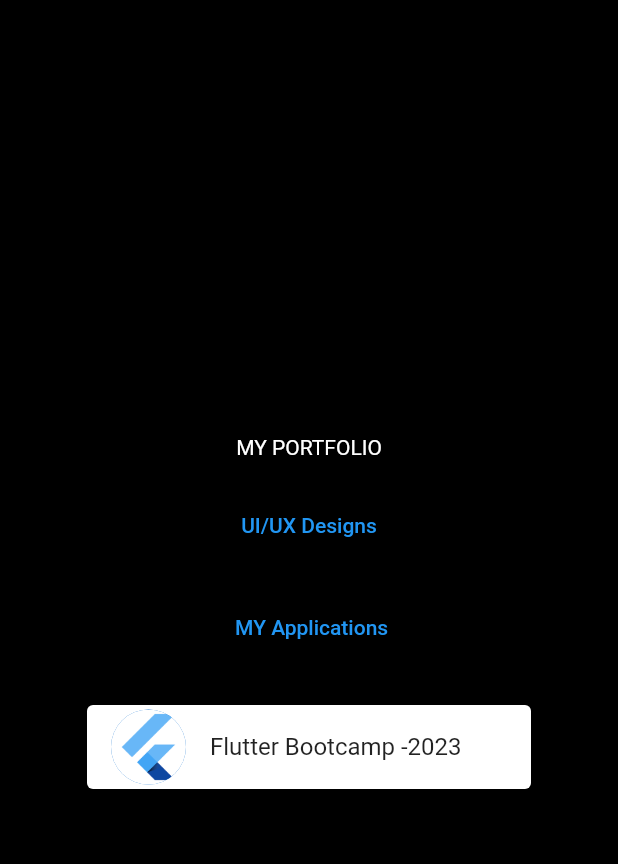
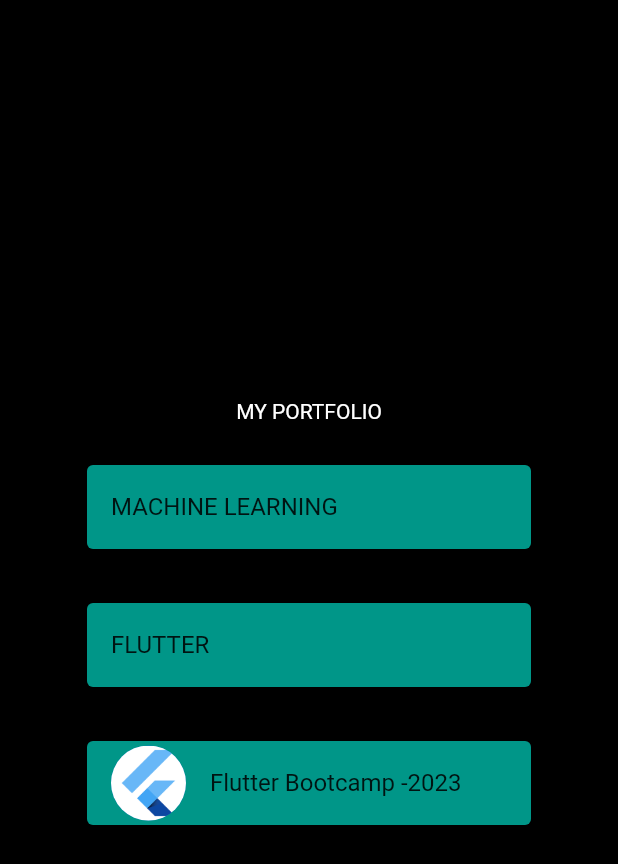
Before and after one commit to Mikhelmariya/chat_app, a Flutter app: the screen it shows after launch, on a phone screen of 412 x 824 dp. Shown: the top 864 px of the screen. Run offline on Flutter 3.47's test engine with Material 2 defaults, Android fonts, the phone set to English and light mode, and no system bars; our stand-ins replace animated_text_kit, carousel_slider, go_router.

```diff
--- /dev/null
+++ b/lib/model/projects.dart
@@ -0,0 +1,16 @@
+import 'package:flash_chat/widgets/my_apps.dart';
+
+List<My_App> app = [
+  My_App(
+    title: "Bible Verse Generator",
+    description: "This app generates random bible verse on tapping the button",
+    image: "images/bible.png",
+    link: "",
+  ),
+  My_App(
+    title: "Tic Tac Toe ",
+    description: "Try this out ",
+    image: "images/xox.png",
+    link: "",
+  ),
+];
--- a/lib/screens/welcome_screen.dart
+++ b/lib/screens/welcome_screen.dart
@@ -3,14 +3,12 @@ import 'package:flash_chat/screens/flutterbootcamp.dart';
 import 'package:flash_chat/screens/ui_ux.dart';
 import 'package:flutter/material.dart';
 import 'package:go_router/go_router.dart';
+import 'package:animated_text_kit/animated_text_kit.dart';
+
+import '../widgets/welcome_screen_card.dart';
 
 class WelcomeScreen extends StatefulWidget {
   const WelcomeScreen({super.key});
-  //The properties of this class is not changed from obj to object.so declare as static
-  // constant value inside class should be made static
-  // now the properties are associated with class rather than object
-  static const String id = "WelcomeScreen";
-
   @override
   State<WelcomeScreen> createState() => _WelcomeScreenState();
 }
@@ -18,23 +16,31 @@ class WelcomeScreen extends StatefulWidget {
 class _WelcomeScreenState extends State<WelcomeScreen>
     with TickerProviderStateMixin {
   late AnimationController controller;
+  late Animation animation;
   @override
   void initState() {
     super.initState();
     controller =
-        AnimationController(vsync: this, duration: Duration(seconds: 1));
-
+        AnimationController(vsync: this, duration: Duration(seconds: 2));
+    animation = ColorTween(begin: Colors.teal.shade500, end: Colors.black)
+        .animate(controller);
     controller.forward();
     controller.addListener(() {
-      print(controller.value);
+      setState(() {});
     });
+  }
+
+  @override
+  void dispose() {
+    controller.dispose();
+    super.dispose();
   }
 
   @override
   Widget build(BuildContext context) {
     return MaterialApp(
       home: Scaffold(
-        backgroundColor: Colors.black,
+        backgroundColor: animation.value,
         body: Welcome(),
       ),
     );
@@ -55,9 +61,9 @@ class _WelcomeState extends State<Welcome> {
       child: Column(
         mainAxisAlignment: MainAxisAlignment.center,
         children: [
-          Text(
-            "MY PORTFOLIO",
-            style: TextStyle(color: Colors.white),
+          TyperAnimatedTextKit(
+            text: ["MY PORTFOLIO"],
+            textStyle: TextStyle(color: Colors.white),
           ),
           SizedBox(
             height: 20,
@@ -68,7 +74,9 @@ class _WelcomeState extends State<Welcome> {
                   GoRouter.of(context).pushNamed(UIUX.id);
                 });
               }),
-              child: Text("UI/UX Designs")),
+              child: Welcome_screen_card(
+                text: 'MACHINE LEARNING',
+              )),
           SizedBox(
             height: 20,
           ),
@@ -76,8 +84,8 @@ class _WelcomeState extends State<Welcome> {
               onPressed: (() {
                 GoRouter.of(context).pushNamed(AppScreen.id);
               }),
-              child: Text(
-                " MY Applications",
+              child: Welcome_screen_card(
+                text: 'FLUTTER',
               )),
           SizedBox(
             height: 20,
@@ -87,7 +95,7 @@ class _WelcomeState extends State<Welcome> {
                 GoRouter.of(context).pushNamed(FlutterBootCamp.id);
               }),
               child: Card(
-                color: Colors.white,
+                color: Colors.teal,
                 margin: EdgeInsets.only(left: 50, right: 50),
                 child: ListTile(
                   leading: Hero(
--- /dev/null
+++ b/lib/widgets/welcome_screen_card.dart
@@ -0,0 +1,12 @@
+import 'package:flutter/material.dart';
+
+class Welcome_screen_card extends StatelessWidget {
+  Welcome_screen_card({required this.text});
+  final String text;
+  Widget build(BuildContext context) {
+    return Card(
+        color: Colors.teal,
+        margin: EdgeInsets.only(left: 50, right: 50),
+        child: ListTile(title: Text(text)));
+  }
+}
--- a/pubspec.yaml
+++ b/pubspec.yaml
@@ -32,6 +32,8 @@ dependencies:
   flutter:
     sdk: flutter
   go_router: ^6.2.0
+  animated_text_kit: ^4.2.2
+  carousel_slider: ^4.2.1
 
 
   # The following adds the Cupertino Icons font to your application.
@@ -64,6 +66,9 @@ flutter:
   assets:
     - images/bible.png
     - images/flutterlogo.png
+    - images/xox.png
+    - images/quizapp.png
+    - images/MI.png
   #   - images/a_dot_ham.jpeg
 
   # An image asset can refer to one or more resolution-specific "variants", see
```
Also changed, not shown: lib/screens/apps.dart (+38 -2 lines), lib/widgets/my_apps.dart (added, +47 -0 lines), images/MI.png (added), images/quizapp.png (added), images/xox.png (added), pubspec.lock.
